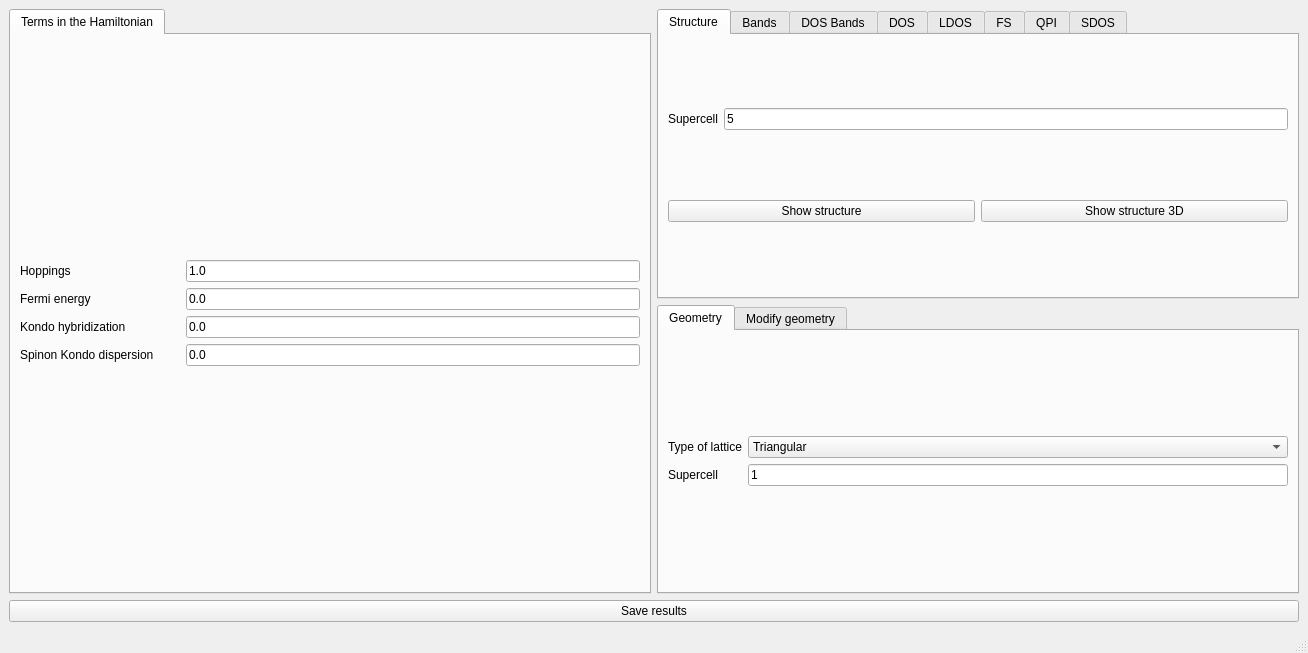
This is interface-pyqt/heavyfermion/interface.ui in joselado/quantum-lattice as Qt 5 draws it before an edit. The edited form follows.
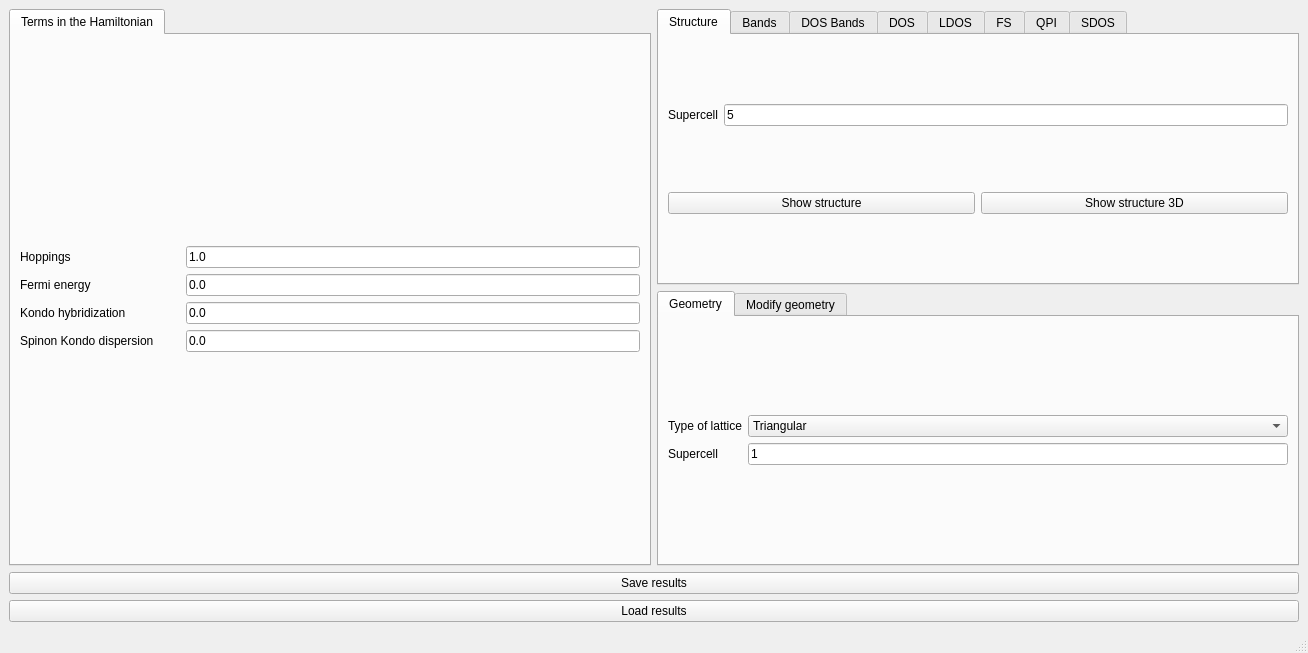
This is the edited form.

Commit message: Add save/load of interface state (parameters + results since last change)

Patch:
```diff
--- a/interface-pyqt/heavyfermion/interface.ui
+++ b/interface-pyqt/heavyfermion/interface.ui
@@ -898,6 +898,13 @@
       </property>
      </widget>
     </item>
+    <item row="3" column="0" colspan="2">
+     <widget class="QPushButton" name="load_results">
+      <property name="text">
+       <string>Load results</string>
+      </property>
+     </widget>
+    </item>
    </layout>
   </widget>
   <widget class="QMenuBar" name="menubar">
```
The commit also changes 43 other files.
